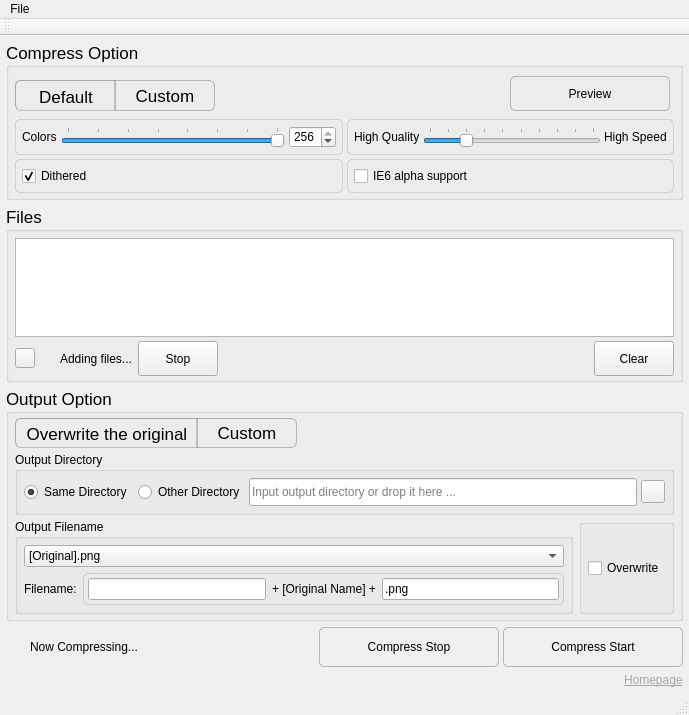
Qt form src/pngyumainwindow.ui (nukesaq88/Pngyu) before a commit.
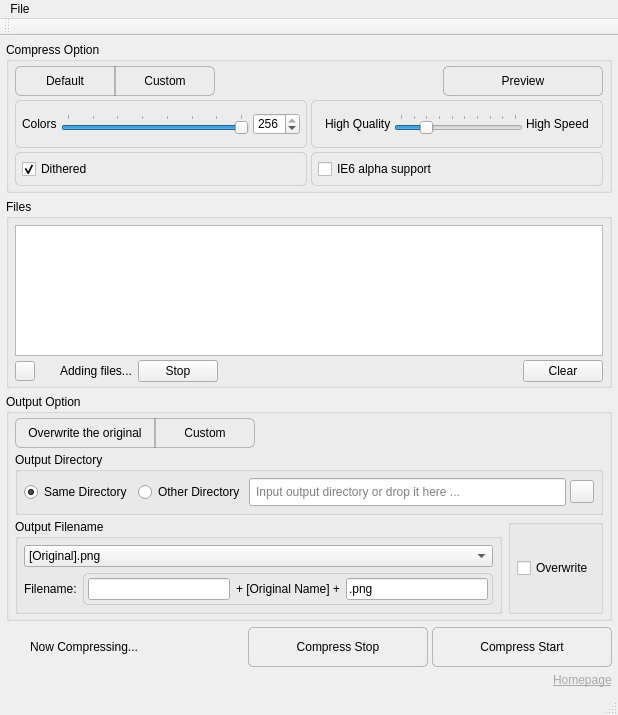
The same form after that commit. Icons and pictures are not drawn. Custom widgets are drawn as their Qt base class.

Commit message:
UI refinement: Replace toolButtons with pushButtons and implement exclusive button groups
- Make Compress Option and Output Option buttons mutually exclusive
- Use buttonGroup attributes in UI file for proper button management
- Adjust window width from 689px to 618px
- Remove gradient styles for cleaner flat design
- Improve visual balance with padding adjustments
- Unify Preview Window UI styles
- Update translation file line numbers

```diff
--- a/src/pngyumainwindow.ui
+++ b/src/pngyumainwindow.ui
@@ -6,7 +6,7 @@
    <rect>
     <x>0</x>
     <y>0</y>
-    <width>689</width>
+    <width>618</width>
     <height>715</height>
    </rect>
   </property>
@@ -24,8 +24,14 @@
   border-style: outset;
   border : 1px solid rgba(127,127,127,127);
   border-radius: 5px;
-  background : qlineargradient(spread:reflect, x1:0, y1:1, x2:0, y2:0,
-    stop:0 rgba(127, 127, 127, 64), stop:1 rgba(255, 255, 255, 100));
+}
+
+#pushButton_preview::checked
+{
+  border-style: outset;
+  border : 1px solid rgba(127,127,127,127);
+  border-radius: 5px;
+  background : rgba(127, 127, 127, 64);
 }
 
 
@@ -41,71 +47,42 @@
 }
 
 /*left*/
-QToolButton#toolButton_compress_option_default,
-QToolButton#toolButton_output_option_overwrite_original
+#pushButton_compress_option_default,
+#pushButton_output_option_overwrite_original
 {
   border-style: outset;
   border : 1px solid rgba(127,127,127,127);
   border-top-left-radius : 6px;
   border-bottom-left-radius: 6px;
-  padding: 3px;
-  background : qlineargradient(spread:reflect, x1:0, y1:1, x2:0, y2:0,
-    stop:0 rgba(127, 127, 127, 64), stop:1 rgba(255, 255, 255, 100));
+  padding-left: 10px;
+  padding-right: 10px;
 }
 
-/*middle*/
-QToolButton#toolButton_background_black
-{
-  border-style: outset;
-  border : 1px solid rgba(127,127,127,127);
-  border-radius : 0px;
-  padding: 3px;
-  background : qlineargradient(spread:reflect, x1:0, y1:1, x2:0, y2:0,
-    stop:0 rgba(127, 127, 127, 64), stop:1 rgba(255, 255, 255, 100));
-}
 
 /*right*/
-QToolButton#toolButton_compress_option_custom,
-QToolButton#toolButton_output_option_custom
+#pushButton_compress_option_custom,
+#pushButton_output_option_custom
 {
   border-style: outset;
   border : 1px solid rgba(127,127,127,127);
   border-top-right-radius : 6px;
   border-bottom-right-radius: 6px;
-  padding: 3px;
-  background : qlineargradient(spread:reflect, x1:0, y1:1, x2:0, y2:0,
-    stop:0 rgba(127, 127, 127, 64), stop:1 rgba(255, 255, 255, 100));
+  padding-left: 10px;
+  padding-right: 10px;
 }
 
-QToolButton#toolButton_compress_option_default::checked,
-QToolButton#toolButton_compress_option_custom::checked,
-QToolButton#toolButton_output_option_custom::checked,
-QToolButton#toolButton_output_option_overwrite_original::checked
+#pushButton_compress_option_default::checked,
+#pushButton_compress_option_default::pressed,
+#pushButton_compress_option_custom::checked,
+#pushButton_compress_option_custom::pressed,
+#pushButton_output_option_custom::checked,
+#pushButton_output_option_custom::pressed,
+#pushButton_output_option_overwrite_original::checked,
+#pushButton_output_option_overwrite_original::pressed
 {
-  border : 1px solid rgba(100,100,100,127);
-  border-style: inset;
-  padding-top : 4px;
-  padding-left : 4px;
-  padding-bottom : 2px;
-  padding-right : 2px;
-  background : qlineargradient(spread:reflect, x1:0, y1:1, x2:0, y2:0,
-    stop:1 rgba(40, 40, 40, 64), stop:0 rgba(127, 127, 127, 64));
+  background : rgba(127, 127, 127, 64);
 }
-
-QToolButton#toolButton_compress_option_default::pressed,
-QToolButton#toolButton_compress_option_custom::pressed,
-QToolButton#toolButton_output_option_custom::pressed,
-QToolButton#toolButton_output_option_overwrite_original::pressed
-{ 
-  border : 1px solid rgba(80,80,80,127);
-  border-style: inset;
-  padding-top : 4px;
-  padding-left : 4px;
-  padding-bottom : 2px;
-  padding-right : 2px;
-  background : qlineargradient(spread:reflect, x1:0, y1:1, x2:0, y2:0,
-    stop:1 rgba(30, 30, 30, 64), stop:0 rgba(100, 100, 100, 64));
-}</string>
+</string>
   </property>
   <widget class="QWidget" name="centralWidget">
    <layout class="QGridLayout" name="gridLayout">
@@ -219,11 +196,6 @@
     </item>
     <item row="5" column="0" colspan="5">
      <widget class="QGroupBox" name="groupBox_output_option">
-      <property name="font">
-       <font>
-        <pointsize>13</pointsize>
-       </font>
-      </property>
       <property name="title">
        <string>Output Option</string>
       </property>
@@ -243,20 +215,7 @@
        <property name="spacing">
         <number>4</number>
        </property>
-       <item row="0" column="1">
-        <spacer name="horizontalSpacer_3">
-         <property name="orientation">
-          <enum>Qt::Orientation::Horizontal</enum>
-         </property>
-         <property name="sizeHint" stdset="0">
-          <size>
-           <width>0</width>
-           <height>0</height>
-          </size>
-         </property>
-        </spacer>
-       </item>
-       <item row="1" column="0" rowspan="2" colspan="2">
+       <item row="1" column="0" rowspan="2" colspan="3">
         <widget class="QWidget" name="widget_output_option_custom" native="true">
          <property name="sizePolicy">
           <sizepolicy hsizetype="MinimumExpanding" vsizetype="Preferred">
@@ -452,6 +411,9 @@
                   <property name="toolTip">
                    <string>Input output directory or drop it here ...</string>
                   </property>
+                  <property name="styleSheet">
+                   <string notr="true">padding-left: 4px;</string>
+                  </property>
                   <property name="placeholderText">
                    <string>Input output directory or drop it here ...</string>
                   </property>
@@ -520,43 +482,14 @@
           <property name="spacing">
            <number>0</number>
           </property>
-          <item row="0" column="1">
-           <widget class="QToolButton" name="toolButton_output_option_custom">
-            <property name="minimumSize">
-             <size>
-              <width>100</width>
-              <height>30</height>
-             </size>
-            </property>
-            <property name="font">
-             <font>
-              <pointsize>13</pointsize>
-             </font>
-            </property>
-            <property name="text">
-             <string>Custom</string>
-            </property>
-            <property name="checkable">
-             <bool>true</bool>
-            </property>
-            <attribute name="buttonGroup">
-             <string notr="true">buttonGroup_output_option_mode</string>
-            </attribute>
-           </widget>
-          </item>
           <item row="0" column="0">
-           <widget class="QToolButton" name="toolButton_output_option_overwrite_original">
+           <widget class="QPushButton" name="pushButton_output_option_overwrite_original">
             <property name="minimumSize">
              <size>
-              <width>120</width>
+              <width>140</width>
               <height>30</height>
              </size>
             </property>
-            <property name="font">
-             <font>
-              <pointsize>13</pointsize>
-             </font>
-            </property>
             <property name="text">
              <string>Overwrite the original</string>
             </property>
@@ -571,6 +504,25 @@
             </attribute>
            </widget>
           </item>
+          <item row="0" column="1">
+           <widget class="QPushButton" name="pushButton_output_option_custom">
+            <property name="minimumSize">
+             <size>
+              <width>100</width>
+              <height>30</height>
+             </size>
+            </property>
+            <property name="text">
+             <string>Custom</string>
+            </property>
+            <property name="checkable">
+             <bool>true</bool>
+            </property>
+            <attribute name="buttonGroup">
+             <string notr="true">buttonGroup_output_option_mode</string>
+            </attribute>
+           </widget>
+          </item>
          </layout>
         </widget>
        </item>
@@ -604,11 +556,6 @@
         <verstretch>0</verstretch>
        </sizepolicy>
       </property>
-      <property name="font">
-       <font>
-        <pointsize>13</pointsize>
-       </font>
-      </property>
       <property name="title">
        <string>Compress Option</string>
       </property>
@@ -628,20 +575,107 @@
        <property name="spacing">
         <number>4</number>
        </property>
-       <item row="2" column="2">
-        <spacer name="horizontalSpacer_2">
-         <property name="orientation">
-          <enum>Qt::Orientation::Horizontal</enum>
-         </property>
-         <property name="sizeHint" stdset="0">
+       <item row="0" column="0" colspan="2">
+        <widget class="QWidget" name="widget_compress_option_row_1" native="true">
+         <property name="minimumSize">
           <size>
            <width>0</width>
-           <height>0</height>
+           <height>30</height>
           </size>
          </property>
-        </spacer>
+         <layout class="QHBoxLayout" name="horizontalLayout">
+          <property name="spacing">
+           <number>0</number>
+          </property>
+          <property name="margin" stdset="0">
+           <number>0</number>
+          </property>
+          <item>
+           <widget class="QPushButton" name="pushButton_compress_option_default">
+            <property name="minimumSize">
+             <size>
+              <width>100</width>
+              <height>30</height>
+             </size>
+            </property>
+            <property name="text">
+             <string>Default</string>
+            </property>
+            <property name="checkable">
+             <bool>true</bool>
+            </property>
+            <property name="checked">
+             <bool>true</bool>
+            </property>
+            <attribute name="buttonGroup">
+             <string notr="true">buttonGroup_compress_option_mode</string>
+            </attribute>
+           </widget>
+          </item>
+          <item>
+           <widget class="QPushButton" name="pushButton_compress_option_custom">
+            <property name="minimumSize">
+             <size>
+              <width>100</width>
+              <height>30</height>
+             </size>
+            </property>
+            <property name="text">
+             <string>Custom</string>
+            </property>
+            <property name="checkable">
+             <bool>true</bool>
+            </property>
+            <attribute name="buttonGroup">
+             <string notr="true">buttonGroup_compress_option_mode</string>
+            </attribute>
+           </widget>
+          </item>
+          <item>
+           <spacer name="horizontalSpacer_2">
+            <property name="orientation">
+             <enum>Qt::Orientation::Horizontal</enum>
+            </property>
+            <property name="sizeHint" stdset="0">
+             <size>
+              <width>0</width>
+              <height>0</height>
+             </size>
+            </property>
+           </spacer>
+          </item>
+          <item>
+           <widget class="QPushButton" name="pushButton_preview">
+            <property name="sizePolicy">
+             <sizepolicy hsizetype="Fixed" vsizetype="Fixed">
+              <horstretch>0</horstretch>
+              <verstretch>0</verstretch>
+             </sizepolicy>
+            </property>
+            <property name="minimumSize">
+             <size>
+              <width>160</width>
+              <height>30</height>
+             </size>
+            </property>
+            <property name="text">
+             <string>Preview</string>
+            </property>
+            <property name="iconSize">
+             <size>
+              <width>20</width>
+              <height>20</height>
+             </size>
+            </property>
+            <property name="checkable">
+             <bool>true</bool>
+            </property>
+           </widget>
+          </item>
+         </layout>
+        </widget>
        </item>
-       <item row="5" column="0" rowspan="2" colspan="5">
+       <item row="3" column="0" rowspan="2" colspan="2">
         <widget class="QWidget" name="widget_compress_option_custom_options" native="true">
          <property name="sizePolicy">
           <sizepolicy hsizetype="Preferred" vsizetype="Maximum">
@@ -734,9 +768,6 @@
                 <enum>QFrame::Shadow::Sunken</enum>
                </property>
                <layout class="QGridLayout" name="gridLayout_5">
-                <property name="margin" stdset="0">
-                 <number>4</number>
-                </property>
                 <property name="spacing">
                  <number>3</number>
                 </property>
@@ -853,131 +884,11 @@
          </layout>
         </widget>
        </item>
-       <item row="2" column="3">
-        <widget class="QPushButton" name="pushButton_preview">
-         <property name="sizePolicy">
-          <sizepolicy hsizetype="Fixed" vsizetype="Fixed">
-           <horstretch>0</horstretch>
-           <verstretch>0</verstretch>
-          </sizepolicy>
-         </property>
-         <property name="minimumSize">
-          <size>
-           <width>160</width>
-           <height>35</height>
-          </size>
-         </property>
-         <property name="text">
-          <string>Preview</string>
-         </property>
-         <property name="iconSize">
-          <size>
-           <width>20</width>
-           <height>20</height>
-          </size>
-         </property>
-         <property name="checkable">
-          <bool>true</bool>
-         </property>
-        </widget>
-       </item>
-       <item row="0" column="0" colspan="5">
-        <widget class="QWidget" name="widget_compress_option_row_1" native="true">
-         <layout class="QHBoxLayout" name="horizontalLayout">
-          <property name="spacing">
-           <number>4</number>
-          </property>
-          <property name="margin" stdset="0">
-           <number>0</number>
-          </property>
-         </layout>
-        </widget>
-       </item>
-       <item row="2" column="0" rowspan="2">
-        <widget class="QWidget" name="widget_compress_option_mode" native="true">
-         <property name="sizePolicy">
-          <sizepolicy hsizetype="Maximum" vsizetype="Preferred">
-           <horstretch>0</horstretch>
-           <verstretch>0</verstretch>
-          </sizepolicy>
-         </property>
-         <layout class="QGridLayout" name="gridLayout_18">
-          <property name="leftMargin">
-           <number>0</number>
-          </property>
-          <property name="topMargin">
-           <number>0</number>
-          </property>
-          <property name="bottomMargin">
-           <number>0</number>
-          </property>
-          <property name="spacing">
-           <number>0</number>
-          </property>
-          <item row="0" column="2">
-           <widget class="QToolButton" name="toolButton_compress_option_custom">
-            <property name="minimumSize">
-             <size>
-              <width>100</width>
-              <height>30</height>
-             </size>
-            </property>
-            <property name="font">
-             <font>
-              <pointsize>13</pointsize>
-             </font>
-            </property>
-            <property name="text">
-             <string>Custom</string>
-            </property>
-            <property name="checkable">
-             <bool>true</bool>
-            </property>
-            <attribute name="buttonGroup">
-             <string notr="true">buttonGroup_compress_option_mode</string>
-            </attribute>
-           </widget>
-          </item>
-          <item row="0" column="0">
-           <widget class="QToolButton" name="toolButton_compress_option_default">
-            <property name="minimumSize">
-             <size>
-              <width>100</width>
-              <height>30</height>
-             </size>
-            </property>
-            <property name="font">
-             <font>
-              <pointsize>13</pointsize>
-             </font>
-            </property>
-            <property name="text">
-             <string>Default</string>
-            </property>
-            <property name="checkable">
-             <bool>true</bool>
-            </property>
-            <property name="checked">
-             <bool>true</bool>
-            </property>
-            <attribute name="buttonGroup">
-             <string notr="true">buttonGroup_compress_option_mode</string>
-            </attribute>
-           </widget>
-          </item>
-         </layout>
-        </widget>
-       </item>
       </layout>
      </widget>
     </item>
     <item row="4" column="0" colspan="5">
      <widget class="QGroupBox" name="groupBox_filelist">
-      <property name="font">
-       <font>
-        <pointsize>13</pointsize>
-       </font>
-      </property>
       <property name="title">
        <string>Files</string>
       </property>
@@ -1025,12 +936,6 @@
            <verstretch>0</verstretch>
           </sizepolicy>
          </property>
-         <property name="minimumSize">
-          <size>
-           <width>0</width>
-           <height>35</height>
-          </size>
-         </property>
          <property name="toolTip">
           <string>Clear all files</string>
          </property>
@@ -1080,12 +985,6 @@
               <verstretch>0</verstretch>
              </sizepolicy>
             </property>
-            <property name="minimumSize">
-             <size>
-              <width>0</width>
-              <height>35</height>
-             </size>
-            </property>
             <property name="toolTip">
              <string>Stop searching</string>
             </property>
@@ -1152,8 +1051,8 @@
     <rect>
      <x>0</x>
      <y>0</y>
-     <width>689</width>
-     <height>39</height>
+     <width>618</width>
+     <height>30</height>
     </rect>
    </property>
    <widget class="QMenu" name="menuPngyu">
```
Left out of the diff: 18 changed lines with no effect on the pictures. The commit also changes 6 other files.
